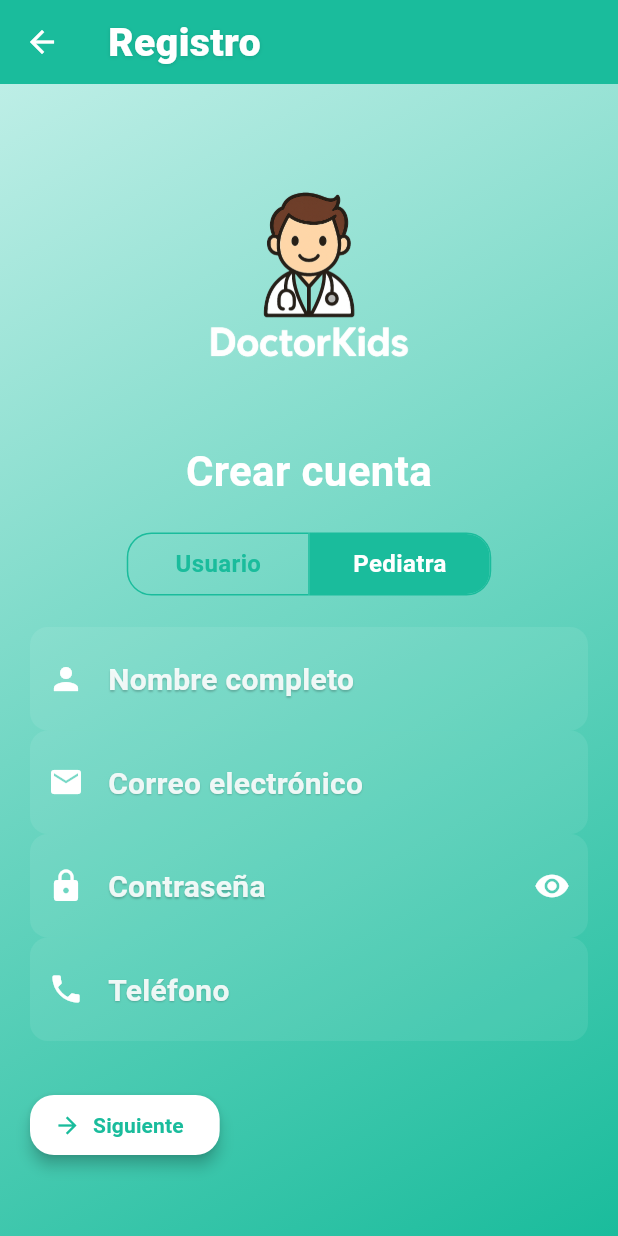
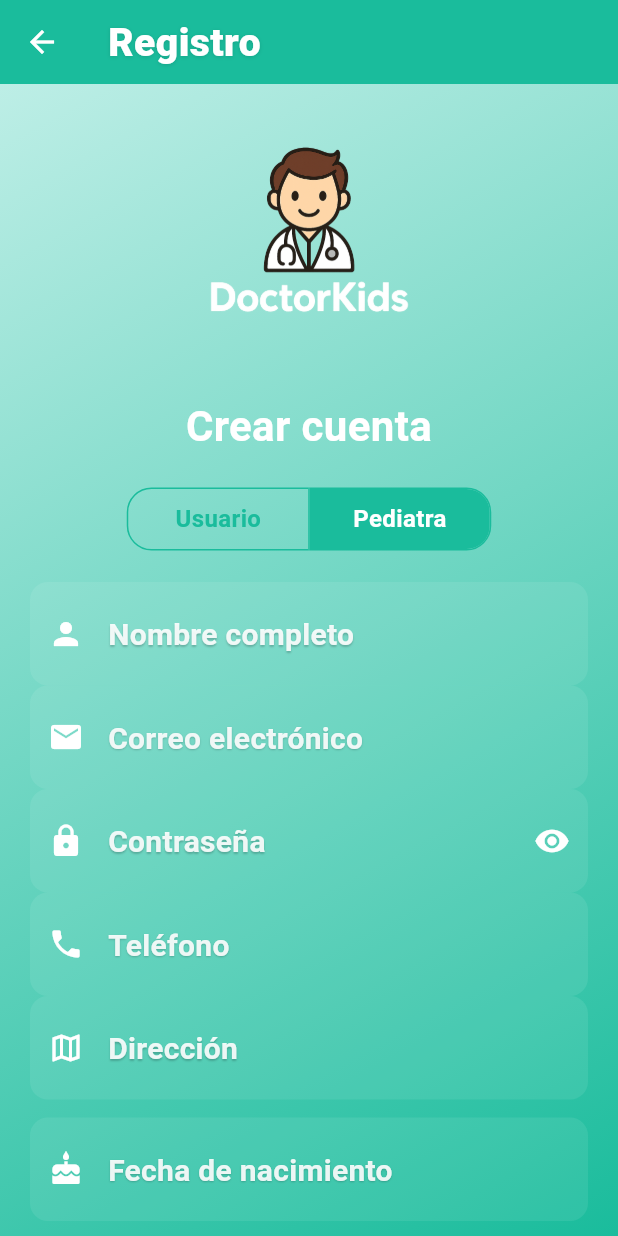
Before and after one commit to iatechsabana/pediatApp, a Flutter app: the RegisterPage screen opened directly, after a tap on "Pediatra", on a phone screen of 412 x 824 dp. Run offline on Flutter 3.47's test engine with Material 3 defaults, Android fonts, the phone set to English and light mode, and no system bars; our stand-ins replace cloud_firestore, dartz, file_picker, firebase_auth, firebase_core, firebase_messaging and 5 more; missing offline and left inert: dart:html, syncfusion_flutter_pdfviewer; accounts and stored records are empty; Roboto replaces fonts that are missing (Montserrat).

Commit message:
Add address, birth date, and start date fields to registration form

```diff
--- a/lib/features/auth/presentation/pages/register_page.dart
+++ b/lib/features/auth/presentation/pages/register_page.dart
@@ -107,6 +107,8 @@ class RegisterPage extends StatefulWidget {
 enum AccountType { user, pediatrician }
 
 class _RegisterPageState extends State<RegisterPage> {
+      DateTime? _birthDate;
+    DateTime? _startDate;
   Future<void> launchUrlCustom(Uri url) async {
     if (await url_launcher.canLaunch(url.toString())) {
       await url_launcher.launch(url.toString());
@@ -140,7 +142,7 @@ class _RegisterPageState extends State<RegisterPage> {
   String? _selectedFileName;
   Uint8List? _selectedFileBytes;
 
-  String? _selectedCountry;
+  String? _selectedCountry = 'Colombia';
 
   final List<String> _countries = [
     'Colombia',
@@ -254,6 +256,36 @@ class _RegisterPageState extends State<RegisterPage> {
       _fieldEmail(),
       _fieldPassword(),
       _fieldPhone(),
+      TextFormField(
+        controller: _addressController,
+        style: AppTextStyles.formFieldText,
+        decoration: _input("Dirección", Icons.map_outlined),
+        validator: (v) => v!.isEmpty ? "Ingresa tu dirección" : null,
+      ),
+      const SizedBox(height: AppDimens.paddingMedium),
+      GestureDetector(
+        onTap: () async {
+          final picked = await showDatePicker(
+            context: context,
+            initialDate: DateTime(2000),
+            firstDate: DateTime(1900),
+            lastDate: DateTime.now(),
+          );
+          if (picked != null) setState(() => _birthDate = picked);
+        },
+        child: AbsorbPointer(
+          child: TextFormField(
+            decoration: _input("Fecha de nacimiento", Icons.cake),
+            controller: TextEditingController(
+              text: _birthDate == null
+                ? ''
+                : '${_birthDate!.day.toString().padLeft(2, '0')}/${_birthDate!.month.toString().padLeft(2, '0')}/${_birthDate!.year}',
+            ),
+            validator: (v) => _birthDate == null ? "Selecciona tu fecha de nacimiento" : null,
+            style: AppTextStyles.formFieldText,
+          ),
+        ),
+      ),
       const SizedBox(height: 20),
       _submitButton("Registrar"),
     ],
@@ -270,7 +302,37 @@ class _RegisterPageState extends State<RegisterPage> {
         _fieldEmail(),
         _fieldPassword(),
         _fieldPhone(),
+        TextFormField(
+          controller: _addressController,
+          style: AppTextStyles.formFieldText,
+          decoration: _input("Dirección", Icons.map_outlined),
+          validator: (v) => v!.isEmpty ? "Ingresa tu dirección" : null,
+        ),
         const SizedBox(height: AppDimens.paddingMedium),
+        GestureDetector(
+          onTap: () async {
+            final picked = await showDatePicker(
+              context: context,
+              initialDate: DateTime(2000),
+              firstDate: DateTime(1900),
+              lastDate: DateTime.now(),
+            );
+            if (picked != null) setState(() => _birthDate = picked);
+          },
+          child: AbsorbPointer(
+            child: TextFormField(
+              decoration: _input("Fecha de nacimiento", Icons.cake),
+              controller: TextEditingController(
+                text: _birthDate == null
+                  ? ''
+                  : '${_birthDate!.day.toString().padLeft(2, '0')}/${_birthDate!.month.toString().padLeft(2, '0')}/${_birthDate!.year}',
+              ),
+              validator: (v) => _birthDate == null ? "Selecciona tu fecha de nacimiento" : null,
+              style: AppTextStyles.formFieldText,
+            ),
+          ),
+        ),
+        const SizedBox(height: 20),
       ],
     );
   }
@@ -315,11 +377,28 @@ class _RegisterPageState extends State<RegisterPage> {
           decoration: _input("Dirección de trabajo", Icons.map_outlined),
         ),
         const SizedBox(height: AppDimens.paddingMedium),
-        TextFormField(
-          controller: _experienceController,
-          style: AppTextStyles.formFieldText,
-          keyboardType: TextInputType.number,
-          decoration: _input("Años de experiencia", Icons.schedule),
+        GestureDetector(
+          onTap: () async {
+            final picked = await showDatePicker(
+              context: context,
+              initialDate: DateTime.now(),
+              firstDate: DateTime(1970),
+              lastDate: DateTime.now(),
+            );
+            if (picked != null) setState(() => _startDate = picked);
+          },
+          child: AbsorbPointer(
+            child: TextFormField(
+              decoration: _input("Fecha de inicio de labores", Icons.date_range),
+              controller: TextEditingController(
+                text: _startDate == null
+                  ? ''
+                  : '${_startDate!.day.toString().padLeft(2, '0')}/${_startDate!.month.toString().padLeft(2, '0')}/${_startDate!.year}',
+              ),
+              validator: (v) => _startDate == null ? "Selecciona la fecha de inicio" : null,
+              style: AppTextStyles.formFieldText,
+            ),
+          ),
         ),
       ],
     );
@@ -627,7 +706,8 @@ class _RegisterPageState extends State<RegisterPage> {
             if (_accountType == AccountType.pediatrician) ...{
               'country': _selectedCountry,
               'address': _addressController.text.trim(),
-              'experience': _experienceController.text.trim(),
+              'birthDate': _birthDate != null ? _birthDate!.toIso8601String() : null,
+              'startDate': _startDate != null ? _startDate!.toIso8601String() : null,
               'polizaUrl': _polizaUrl,
               'tarjetaProfesionalUrl': _tarjetaProfesionalUrl,
               'documentos': _documents,
```
